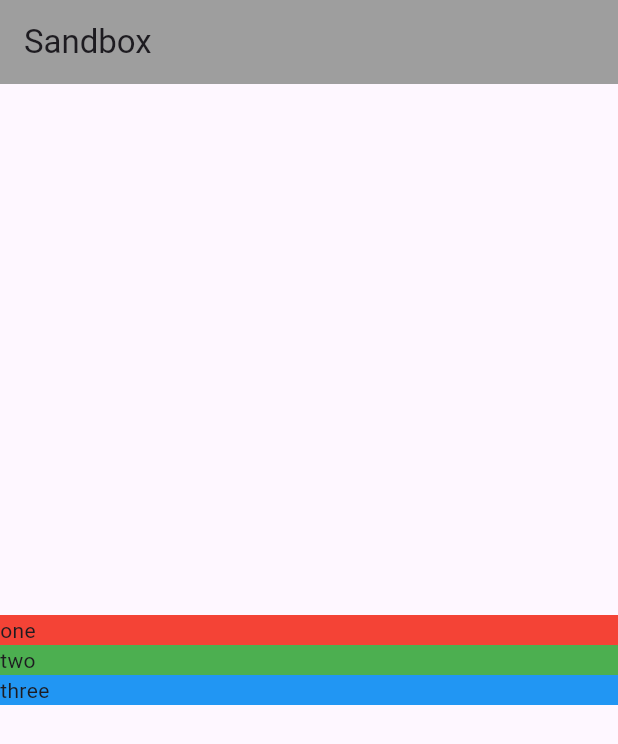
After one commit to Niewiaro/coffee_card, a Flutter app: the screen it shows after launch, on a phone screen of 412 x 824 dp. The commit adds this screen. Shown: the top 744 px of the screen. Run offline on Flutter 3.47's test engine with Material 3 defaults, Android fonts, the phone set to English and light mode, and no system bars.

Commit message:
chore: Refactor

```diff
--- /dev/null
+++ b/lib/sandbox/sandbox_column.dart
@@ -0,0 +1,36 @@
+import 'package:flutter/material.dart';
+
+class SandboxColumn extends StatelessWidget {
+  const SandboxColumn({super.key});
+
+  @override
+  Widget build(BuildContext context) {
+    return Scaffold(
+      appBar: AppBar(
+        title: const Text('Sandbox'),
+        backgroundColor: Colors.grey,
+      ),
+      body: Column(
+        crossAxisAlignment: CrossAxisAlignment.stretch,
+        mainAxisAlignment: MainAxisAlignment.center,
+        children: [
+          Container(
+            width: 100,
+            color: Colors.red,
+            child: const Text('one'),
+          ),
+          Container(
+            width: 200,
+            color: Colors.green,
+            child: const Text('two'),
+          ),
+          Container(
+            width: 300,
+            color: Colors.blue,
+            child: const Text('three'),
+          ),
+        ],
+      ),
+    );
+  }
+}
```
Also changed, not shown: lib/main.dart (+2 -36 lines).
